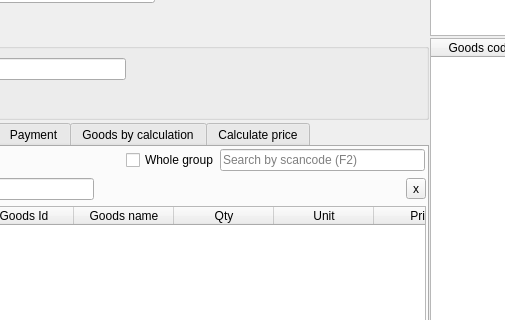
First picture: the form in Forms/c5storedoc.ui, repository End1-1/Cafe5, before the edit; both pictures show x 331 to 836 and y 165 to 485 of the 1162 by 779 pixel window.
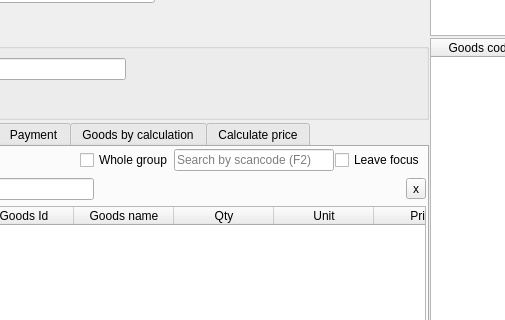
Second picture: the form after the edit. Icons and pictures are not drawn. Custom widgets are drawn as their Qt base class.

```diff
--- a/Forms/c5storedoc.ui
+++ b/Forms/c5storedoc.ui
@@ -576,6 +576,13 @@
             </property>
            </widget>
           </item>
+          <item>
+           <widget class="QCheckBox" name="chLeaveFocusOnBarcode">
+            <property name="text">
+             <string>Leave focus</string>
+            </property>
+           </widget>
+          </item>
          </layout>
         </widget>
        </item>
```
